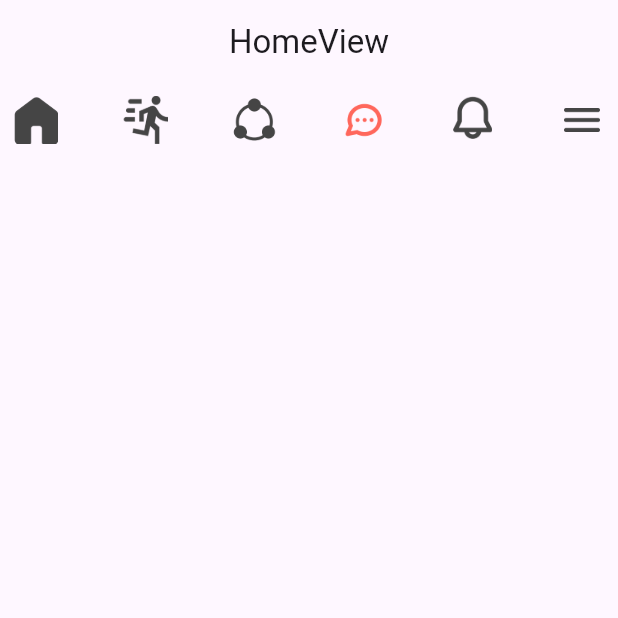
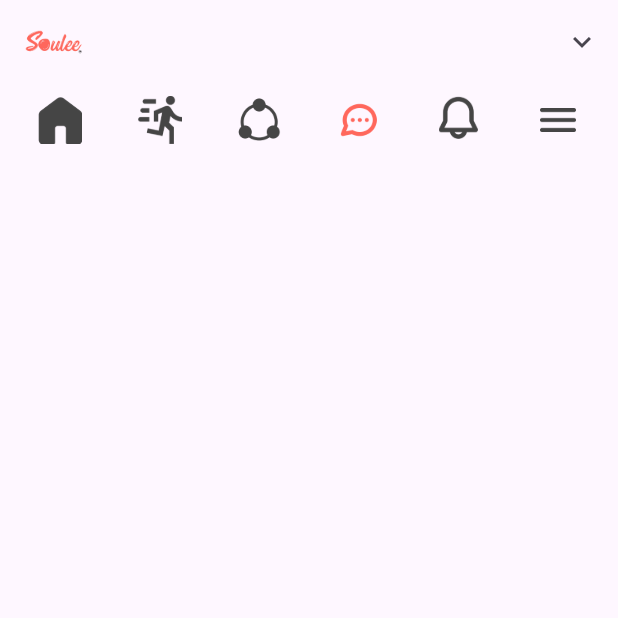
Before and after one commit to NafimAhmed/soulee-test, a Flutter app: the screen it shows after launch, on a phone screen of 412 x 824 dp, the top half of it. Run offline on Flutter 3.47's test engine with Material 3 defaults, Android fonts, the phone set to English and light mode, and no system bars; our stand-ins replace get.

Commit message:
app bar ok

```diff
--- a/lib/app/modules/home/views/home_view.dart
+++ b/lib/app/modules/home/views/home_view.dart
@@ -10,10 +10,16 @@ class HomeView extends GetView<HomeController> {
   Widget build(BuildContext context) {
     return Scaffold(
       appBar: AppBar(
-        title: const Text('HomeView'),
-        centerTitle: true,
+        leading: Container(
+          margin: EdgeInsets.only(left: 16),
+            child: Image.asset('assets/icons/logo.png',height: 35,width: 76,)),
+        actions: [
+          IconButton(onPressed: (){}, icon: Icon(Icons.keyboard_arrow_down))
+        ],
       ),
-      body: Column(
+      body: Container(
+        padding: EdgeInsets.symmetric(horizontal: 16),
+        child: Column(
           children: [
 
             Row(
@@ -32,6 +38,7 @@ class HomeView extends GetView<HomeController> {
             )
 
           ],
+        ),
       )
     );
   }
```
Also changed, not shown: assets/icons/logo.png (added). Lines whose indentation alone changed are shown as unchanged.
